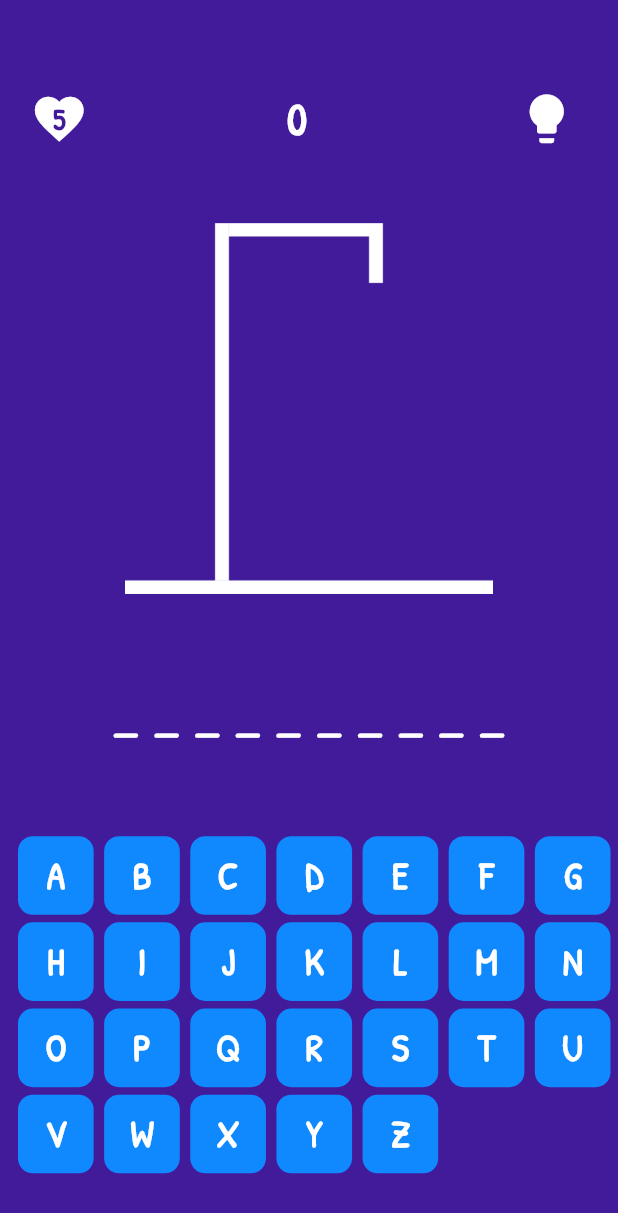
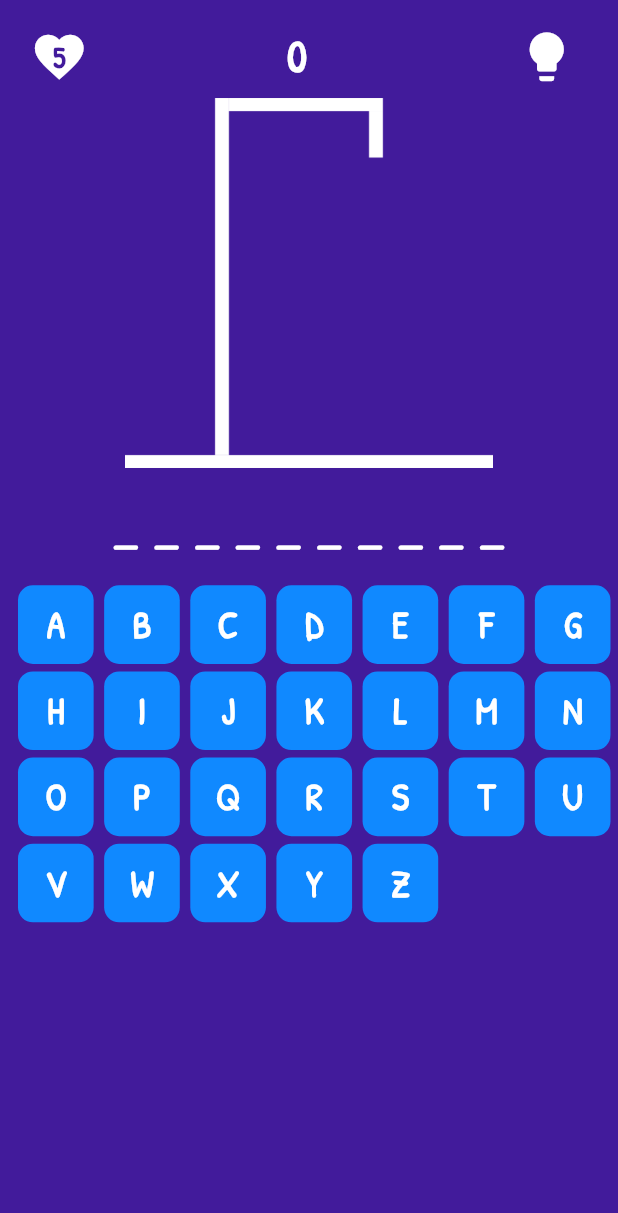
Before and after one commit to EyadAimen/Flutter-project-03, a Flutter app: the HangmanScreen screen opened directly, on a phone screen of 412 x 824 dp. Shown: the top 1213 px of the screen. Run offline on Flutter 3.47's test engine with Material 3 defaults, Android fonts, the phone set to English and light mode, and no system bars; our stand-ins replace cloud_firestore, firebase_core; accounts and stored records are empty.

```diff
--- a/lib/hangman.dart
+++ b/lib/hangman.dart
@@ -252,7 +252,9 @@ Future<bool?> exitingTheGameDialog(BuildContext context) async => showDialog<boo
         return dialog ?? false;
       },
       child: Scaffold(
-      body: Center(
+      body: SingleChildScrollView(
+        physics: const BouncingScrollPhysics(),
+        child: Center(
           child: Column(
             mainAxisAlignment: MainAxisAlignment.spaceEvenly,
             children: <Widget>[
@@ -375,6 +377,7 @@ Future<bool?> exitingTheGameDialog(BuildContext context) async => showDialog<boo
           ),
         ),
       ),
+    ),
     );
   }
 }
--- a/lib/main.dart
+++ b/lib/main.dart
@@ -1,10 +1,14 @@
 import 'package:firebase_core/firebase_core.dart';
+import 'package:flutter/foundation.dart';
 import 'package:flutter/material.dart';
 import 'package:hangman/landing_screen.dart';
 
 
 Future <void> main() async{
   WidgetsFlutterBinding.ensureInitialized();
+  if(kIsWeb){
+    await Firebase.initializeApp(options: const FirebaseOptions(apiKey: "AIzaSyDUV58WH3yNXqOK7019gJMfY3ejF8-fDAQ", appId: "1:879507997860:web:a86b6e16f553ee69abd231", messagingSenderId: "879507997860", projectId: "hangman-game-96755"));
+  }
   await Firebase.initializeApp();
   runApp(const MainApp());
 }
```
Lines whose indentation alone changed are shown as unchanged.
